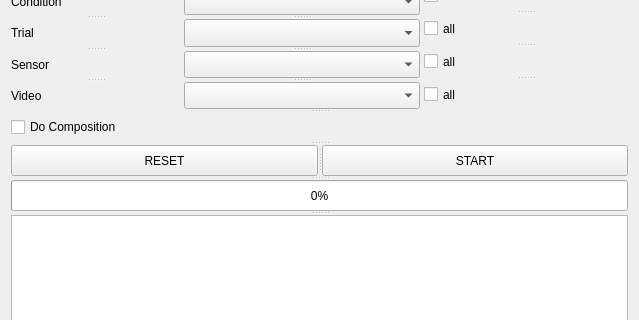
Old version of the form src/gear_gui/gear_postprocess/resource/gear_postprocess.ui in the repository prarobo/gear; both pictures show x 0 to 639 and y 148 to 468 of the 639 by 643 pixel window.
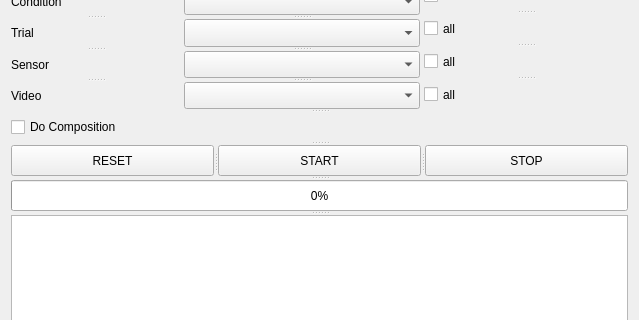
New version of the form.

Commit message: Postprocessing UI without backend integration complete

The edit to the form file:
```diff
--- a/src/gear_gui/gear_postprocess/resource/gear_postprocess.ui
+++ b/src/gear_gui/gear_postprocess/resource/gear_postprocess.ui
@@ -235,6 +235,17 @@
         <string>START</string>
        </property>
       </widget>
+      <widget class="QPushButton" name="btnStop">
+       <property name="sizePolicy">
+        <sizepolicy hsizetype="Expanding" vsizetype="Fixed">
+         <horstretch>0</horstretch>
+         <verstretch>0</verstretch>
+        </sizepolicy>
+       </property>
+       <property name="text">
+        <string>STOP</string>
+       </property>
+      </widget>
      </widget>
      <widget class="QProgressBar" name="progressBar">
       <property name="value">
```
The commit also changes 1 other file.
